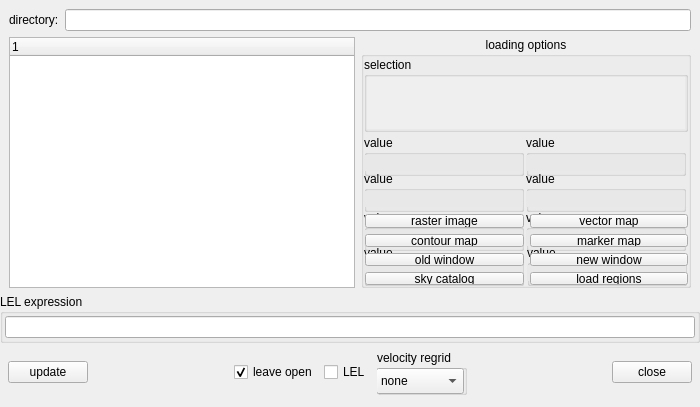
Old version of the form code/display/QtViewer/QtDataManager.ui in the repository radio-astro/casa.
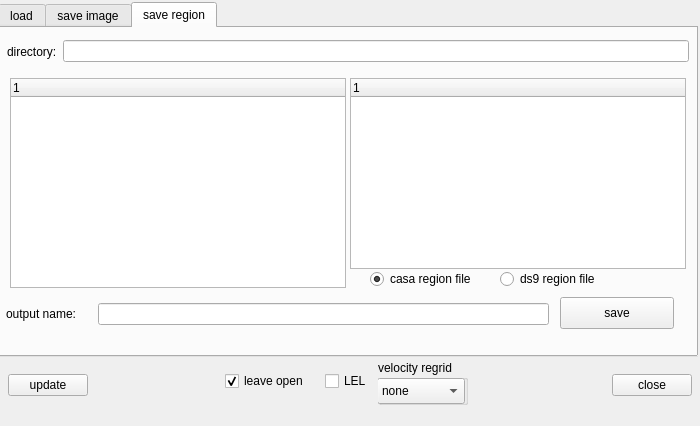
New version of the form. The open tabs and pages were chosen to show the change. Custom widgets are drawn as their Qt base class.

Commit message:
New Development: no             JIRA Issue: no       Ready to Release: yes      Interface Changes: none What Interface Changed: none          Test Programs: none   Put in Release Notes: no
           Description: rework of Data Manager to allow saving as well as loading...

The edit to the form file:
```diff
--- a/code/display/QtViewer/QtDataManager.ui
+++ b/code/display/QtViewer/QtDataManager.ui
@@ -8,7 +8,7 @@
     <x>0</x>
     <y>0</y>
     <width>700</width>
-    <height>407</height>
+    <height>426</height>
    </rect>
   </property>
   <property name="maximumSize">
@@ -20,19 +20,192 @@
   <property name="windowTitle">
    <string>Load Data -- Viewer</string>
   </property>
-  <layout class="QVBoxLayout">
-   <property name="margin">
+  <widget class="QWidget" name="bottomWidget_" native="true">
+   <property name="geometry">
+    <rect>
+     <x>0</x>
+     <y>359</y>
+     <width>700</width>
+     <height>64</height>
+    </rect>
+   </property>
+   <layout class="QHBoxLayout" name="_6">
+    <property name="leftMargin">
+     <number>8</number>
+    </property>
+    <property name="topMargin">
     <number>0</number>
    </property>
+    <property name="rightMargin">
+     <number>8</number>
+    </property>
+    <property name="bottomMargin">
+     <number>12</number>
+    </property>
    <item>
-    <widget class="QFrame" name="topFrame_">
+     <widget class="QPushButton" name="updateButton_">
+      <property name="text">
+       <string>update</string>
+      </property>
+     </widget>
+    </item>
+    <item>
+     <spacer>
+      <property name="orientation">
+       <enum>Qt::Horizontal</enum>
+      </property>
+      <property name="sizeHint" stdset="0">
+       <size>
+        <width>16</width>
+        <height>31</height>
+       </size>
+      </property>
+     </spacer>
+    </item>
+    <item>
+     <widget class="QWidget" name="universal_options" native="true">
+      <layout class="QHBoxLayout" name="leave_open_layout">
+       <property name="leftMargin">
+        <number>1</number>
+       </property>
+       <property name="topMargin">
+        <number>1</number>
+       </property>
+       <item>
+        <widget class="QCheckBox" name="leaveOpen_">
+         <property name="text">
+          <string>leave open</string>
+         </property>
+         <property name="checked">
+          <bool>true</bool>
+         </property>
+        </widget>
+       </item>
+      </layout>
+     </widget>
+    </item>
+    <item>
+     <widget class="QWidget" name="save_options" native="true">
+      <layout class="QHBoxLayout" name="open_options_layout">
+       <property name="leftMargin">
+        <number>1</number>
+       </property>
+       <property name="topMargin">
+        <number>1</number>
+       </property>
+       <item>
+        <widget class="QCheckBox" name="showLEL_">
+         <property name="text">
+          <string>LEL</string>
+         </property>
+        </widget>
+       </item>
+       <item>
+        <widget class="QGroupBox" name="regrid">
+         <property name="minimumSize">
+          <size>
+           <width>90</width>
+           <height>45</height>
+          </size>
+         </property>
+         <property name="toolTip">
+          <string>regrid velocity axis...</string>
+         </property>
+         <property name="title">
+          <string>velocity regrid</string>
+         </property>
+         <property name="flat">
+          <bool>true</bool>
+         </property>
+         <widget class="QComboBox" name="regrid_method">
+          <property name="geometry">
+           <rect>
+            <x>-1</x>
+            <y>18</y>
+            <width>88</width>
+            <height>26</height>
+           </rect>
+          </property>
+          <item>
+           <property name="text">
+            <string>none</string>
+           </property>
+          </item>
+          <item>
+           <property name="text">
+            <string>bilinear</string>
+           </property>
+          </item>
+          <item>
+           <property name="text">
+            <string>nearest</string>
+           </property>
+          </item>
+          <item>
+           <property name="text">
+            <string>bicubic</string>
+           </property>
+          </item>
+         </widget>
+        </widget>
+       </item>
+      </layout>
+     </widget>
+    </item>
+    <item>
+     <spacer>
+      <property name="orientation">
+       <enum>Qt::Horizontal</enum>
+      </property>
+      <property name="sizeHint" stdset="0">
+       <size>
+        <width>40</width>
+        <height>20</height>
+       </size>
+      </property>
+     </spacer>
+    </item>
+    <item>
+     <widget class="QPushButton" name="cancelButton_">
+      <property name="text">
+       <string>close</string>
+      </property>
+     </widget>
+    </item>
+   </layout>
+  </widget>
+  <widget class="QTabWidget" name="tabs">
+   <property name="geometry">
+    <rect>
+     <x>-2</x>
+     <y>2</y>
+     <width>700</width>
+     <height>355</height>
+    </rect>
+   </property>
+   <property name="currentIndex">
+    <number>0</number>
+   </property>
+   <widget class="QWidget" name="tab_2">
+    <attribute name="title">
+     <string>load</string>
+    </attribute>
+    <widget class="QFrame" name="load_top_frame_">
+     <property name="geometry">
+      <rect>
+       <x>-2</x>
+       <y>2</y>
+       <width>700</width>
+       <height>34</height>
+      </rect>
+     </property>
      <property name="frameShape">
       <enum>QFrame::NoFrame</enum>
      </property>
      <property name="frameShadow">
       <enum>QFrame::Raised</enum>
      </property>
-     <layout class="QHBoxLayout">
+     <layout class="QHBoxLayout" name="_3">
       <property name="bottomMargin">
        <number>0</number>
       </property>
@@ -44,34 +217,19 @@
        </widget>
       </item>
       <item>
-       <widget class="QLineEdit" name="dirLineEdit_"/>
+       <widget class="QLineEdit" name="load_directory"/>
       </item>
      </layout>
     </widget>
-   </item>
-   <item>
-    <widget class="QFrame" name="midFrame_">
-     <property name="sizePolicy">
-      <sizepolicy hsizetype="Expanding" vsizetype="Expanding">
-       <horstretch>0</horstretch>
-       <verstretch>2</verstretch>
-      </sizepolicy>
+    <widget class="QTreeWidget" name="load_tree_widget_">
+     <property name="geometry">
+      <rect>
+       <x>9</x>
+       <y>52</y>
+       <width>336</width>
+       <height>210</height>
+      </rect>
      </property>
-     <property name="frameShape">
-      <enum>QFrame::NoFrame</enum>
-     </property>
-     <property name="frameShadow">
-      <enum>QFrame::Raised</enum>
-     </property>
-     <layout class="QHBoxLayout">
-      <property name="topMargin">
-       <number>0</number>
-      </property>
-      <property name="bottomMargin">
-       <number>0</number>
-      </property>
-      <item>
-       <widget class="QTreeWidget" name="treeWidget_">
         <property name="minimumSize">
          <size>
           <width>260</width>
@@ -87,9 +245,15 @@
          </property>
         </column>
        </widget>
-      </item>
-      <item>
        <widget class="QGroupBox" name="displayGroupBox_">
+     <property name="geometry">
+      <rect>
+       <x>354</x>
+       <y>39</y>
+       <width>330</width>
+       <height>226</height>
+      </rect>
+     </property>
         <property name="sizePolicy">
          <sizepolicy hsizetype="Fixed" vsizetype="Expanding">
           <horstretch>0</horstretch>
@@ -108,7 +272,7 @@
         <property name="alignment">
          <set>Qt::AlignHCenter</set>
         </property>
-        <layout class="QVBoxLayout">
+     <layout class="QVBoxLayout" name="_5">
          <property name="margin">
           <number>0</number>
          </property>
@@ -163,7 +327,7 @@
           </widget>
          </item>
          <item>
-          <widget class="QFrame" name="info_box">
+       <widget class="QFrame" name="load_info_box">
            <property name="minimumSize">
             <size>
              <width>0</width>
@@ -952,12 +1116,15 @@
          </item>
         </layout>
        </widget>
-      </item>
-     </layout>
-    </widget>
-   </item>
-   <item>
     <widget class="QGroupBox" name="lelGB_">
+     <property name="geometry">
+      <rect>
+       <x>-3</x>
+       <y>268</y>
+       <width>700</width>
+       <height>51</height>
+      </rect>
+     </property>
      <property name="title">
       <string>LEL expression</string>
      </property>
@@ -967,7 +1134,7 @@
      <property name="checkable">
       <bool>false</bool>
      </property>
-     <layout class="QVBoxLayout">
+     <layout class="QVBoxLayout" name="_2">
       <property name="margin">
        <number>2</number>
       </property>
@@ -976,148 +1143,420 @@
       </item>
      </layout>
     </widget>
-   </item>
-   <item>
-    <widget class="QFrame" name="bottomFrame_">
+   </widget>
+   <widget class="QWidget" name="tab">
+    <attribute name="title">
+     <string>save image</string>
+    </attribute>
+    <widget class="QFrame" name="image_top_frame">
+     <property name="geometry">
+      <rect>
+       <x>-2</x>
+       <y>2</y>
+       <width>700</width>
+       <height>34</height>
+      </rect>
+     </property>
      <property name="frameShape">
       <enum>QFrame::NoFrame</enum>
      </property>
      <property name="frameShadow">
       <enum>QFrame::Raised</enum>
      </property>
-     <layout class="QHBoxLayout">
-      <property name="leftMargin">
-       <number>8</number>
-      </property>
-      <property name="topMargin">
+     <layout class="QHBoxLayout" name="_12">
+      <property name="bottomMargin">
        <number>0</number>
       </property>
-      <property name="rightMargin">
-       <number>8</number>
-      </property>
-      <property name="bottomMargin">
-       <number>12</number>
-      </property>
       <item>
-       <widget class="QPushButton" name="updateButton_">
+       <widget class="QLabel" name="dirLabel_2">
         <property name="text">
-         <string>update</string>
+         <string>directory:</string>
         </property>
        </widget>
       </item>
       <item>
-       <spacer>
-        <property name="orientation">
-         <enum>Qt::Horizontal</enum>
-        </property>
-        <property name="sizeHint" stdset="0">
+       <widget class="QLineEdit" name="image_directory"/>
+      </item>
+     </layout>
+    </widget>
+    <widget class="QLabel" name="img_output_error">
+     <property name="geometry">
+      <rect>
+       <x>95</x>
+       <y>300</y>
+       <width>603</width>
+       <height>22</height>
+      </rect>
+     </property>
+     <property name="styleSheet">
+      <string notr="true">color : rgb(255, 0, 12)</string>
+     </property>
+     <property name="text">
+      <string/>
+     </property>
+     <property name="textFormat">
+      <enum>Qt::PlainText</enum>
+     </property>
+    </widget>
+    <widget class="QTreeWidget" name="image_file_list_">
+     <property name="geometry">
+      <rect>
+       <x>350</x>
+       <y>50</y>
+       <width>336</width>
+       <height>191</height>
+      </rect>
+     </property>
+     <property name="minimumSize">
          <size>
-          <width>16</width>
-          <height>31</height>
-         </size>
-        </property>
-       </spacer>
-      </item>
-      <item>
-       <layout class="QHBoxLayout" name="options_layout">
-        <property name="leftMargin">
-         <number>1</number>
-        </property>
-        <property name="topMargin">
-         <number>1</number>
-        </property>
-        <item>
-         <widget class="QCheckBox" name="leaveOpen_">
+       <width>260</width>
+       <height>140</height>
+      </size>
+     </property>
+     <property name="indentation">
+      <number>16</number>
+     </property>
+     <column>
+      <property name="text">
+       <string>1</string>
+      </property>
+     </column>
+    </widget>
+    <widget class="QTreeWidget" name="image_data_list_">
+     <property name="geometry">
+      <rect>
+       <x>10</x>
+       <y>50</y>
+       <width>336</width>
+       <height>210</height>
+      </rect>
+     </property>
+     <property name="minimumSize">
+      <size>
+       <width>260</width>
+       <height>140</height>
+      </size>
+     </property>
+     <property name="indentation">
+      <number>16</number>
+     </property>
+     <column>
           <property name="text">
-           <string>leave open</string>
-          </property>
+       <string>1</string>
+      </property>
+     </column>
+    </widget>
+    <widget class="QFrame" name="frame">
+     <property name="geometry">
+      <rect>
+       <x>350</x>
+       <y>240</y>
+       <width>324</width>
+       <height>24</height>
+      </rect>
+     </property>
+     <property name="minimumSize">
+      <size>
+       <width>0</width>
+       <height>24</height>
+      </size>
+     </property>
+     <property name="frameShape">
+      <enum>QFrame::NoFrame</enum>
+     </property>
+     <property name="frameShadow">
+      <enum>QFrame::Raised</enum>
+     </property>
+     <widget class="QRadioButton" name="save_casa_img">
+      <property name="geometry">
+       <rect>
+        <x>20</x>
+        <y>1</y>
+        <width>102</width>
+        <height>20</height>
+       </rect>
+      </property>
+      <property name="text">
+       <string>casa image</string>
+      </property>
           <property name="checked">
            <bool>true</bool>
           </property>
          </widget>
-        </item>
+     <widget class="QRadioButton" name="save_fits_img">
+      <property name="geometry">
+       <rect>
+        <x>150</x>
+        <y>1</y>
+        <width>102</width>
+        <height>20</height>
+       </rect>
+      </property>
+      <property name="text">
+       <string>fits image</string>
+      </property>
+     </widget>
+    </widget>
+    <widget class="QFrame" name="frame_3">
+     <property name="geometry">
+      <rect>
+       <x>0</x>
+       <y>265</y>
+       <width>691</width>
+       <height>41</height>
+      </rect>
+     </property>
+     <property name="frameShape">
+      <enum>QFrame::NoFrame</enum>
+     </property>
+     <property name="frameShadow">
+      <enum>QFrame::Raised</enum>
+     </property>
+     <widget class="QLabel" name="img_output_label">
+      <property name="geometry">
+       <rect>
+        <x>6</x>
+        <y>10</y>
+        <width>91</width>
+        <height>22</height>
+       </rect>
+      </property>
+      <property name="text">
+       <string>output name:</string>
+      </property>
+     </widget>
+     <widget class="QLineEdit" name="img_output_name">
+      <property name="geometry">
+       <rect>
+        <x>98</x>
+        <y>10</y>
+        <width>451</width>
+        <height>22</height>
+       </rect>
+      </property>
+     </widget>
+     <widget class="QPushButton" name="img_do_save">
+      <property name="geometry">
+       <rect>
+        <x>560</x>
+        <y>4</y>
+        <width>114</width>
+        <height>32</height>
+       </rect>
+      </property>
+      <property name="text">
+       <string>save</string>
+      </property>
+     </widget>
+    </widget>
+   </widget>
+   <widget class="QWidget" name="save_regions">
+    <attribute name="title">
+     <string>save region</string>
+    </attribute>
+    <widget class="QFrame" name="region_top_frame">
+     <property name="geometry">
+      <rect>
+       <x>-2</x>
+       <y>2</y>
+       <width>700</width>
+       <height>34</height>
+      </rect>
+     </property>
+     <property name="frameShape">
+      <enum>QFrame::NoFrame</enum>
+     </property>
+     <property name="frameShadow">
+      <enum>QFrame::Raised</enum>
+     </property>
+     <layout class="QHBoxLayout" name="_13">
+      <property name="bottomMargin">
+       <number>0</number>
+      </property>
         <item>
-         <widget class="QCheckBox" name="showLEL_">
+       <widget class="QLabel" name="dirLabel_3">
           <property name="text">
-           <string>LEL</string>
+         <string>directory:</string>
           </property>
          </widget>
         </item>
         <item>
-         <widget class="QGroupBox" name="regrid">
+       <widget class="QLineEdit" name="region_directory"/>
+      </item>
+     </layout>
+    </widget>
+    <widget class="QTreeWidget" name="region_data_list">
+     <property name="geometry">
+      <rect>
+       <x>10</x>
+       <y>50</y>
+       <width>336</width>
+       <height>210</height>
+      </rect>
+     </property>
           <property name="minimumSize">
            <size>
-            <width>90</width>
-            <height>45</height>
-           </size>
-          </property>
-          <property name="toolTip">
-           <string>regrid velocity axis...</string>
-          </property>
-          <property name="title">
-           <string>velocity regrid</string>
-          </property>
-          <property name="flat">
-           <bool>true</bool>
-          </property>
-          <widget class="QComboBox" name="regrid_method">
+       <width>260</width>
+       <height>140</height>
+      </size>
+     </property>
+     <property name="indentation">
+      <number>16</number>
+     </property>
+     <column>
+      <property name="text">
+       <string>1</string>
+      </property>
+     </column>
+    </widget>
+    <widget class="QTreeWidget" name="region_file_list">
+     <property name="geometry">
+      <rect>
+       <x>350</x>
+       <y>50</y>
+       <width>336</width>
+       <height>191</height>
+      </rect>
+     </property>
+     <property name="minimumSize">
+      <size>
+       <width>260</width>
+       <height>140</height>
+      </size>
+     </property>
+     <property name="indentation">
+      <number>16</number>
+     </property>
+     <column>
+      <property name="text">
+       <string>1</string>
+      </property>
+     </column>
+    </widget>
+    <widget class="QFrame" name="frame_2">
            <property name="geometry">
             <rect>
-             <x>-1</x>
-             <y>18</y>
-             <width>88</width>
-             <height>26</height>
-            </rect>
-           </property>
-           <item>
+       <x>350</x>
+       <y>240</y>
+       <width>324</width>
+       <height>24</height>
+      </rect>
+     </property>
+     <property name="minimumSize">
+      <size>
+       <width>0</width>
+       <height>24</height>
+      </size>
+     </property>
+     <property name="frameShape">
+      <enum>QFrame::NoFrame</enum>
+     </property>
+     <property name="frameShadow">
+      <enum>QFrame::Raised</enum>
+     </property>
+     <widget class="QRadioButton" name="save_casa_region">
+      <property name="geometry">
+       <rect>
+        <x>20</x>
+        <y>1</y>
+        <width>120</width>
+        <height>20</height>
+       </rect>
+      </property>
             <property name="text">
-             <string>none</string>
-            </property>
-           </item>
-           <item>
+       <string>casa region file</string>
+      </property>
+      <property name="checked">
+       <bool>true</bool>
+      </property>
+     </widget>
+     <widget class="QRadioButton" name="save_ds9_region">
+      <property name="geometry">
+       <rect>
+        <x>150</x>
+        <y>1</y>
+        <width>115</width>
+        <height>20</height>
+       </rect>
+      </property>
             <property name="text">
-             <string>bilinear</string>
-            </property>
-           </item>
-           <item>
+       <string>ds9 region file</string>
+      </property>
+     </widget>
+    </widget>
+    <widget class="QFrame" name="frame_4">
+     <property name="geometry">
+      <rect>
+       <x>0</x>
+       <y>265</y>
+       <width>691</width>
+       <height>41</height>
+      </rect>
+     </property>
+     <property name="frameShape">
+      <enum>QFrame::NoFrame</enum>
+     </property>
+     <property name="frameShadow">
+      <enum>QFrame::Raised</enum>
+     </property>
+     <widget class="QLabel" name="region_output_label">
+      <property name="geometry">
+       <rect>
+        <x>6</x>
+        <y>10</y>
+        <width>91</width>
+        <height>22</height>
+       </rect>
+      </property>
             <property name="text">
-             <string>nearest</string>
-            </property>
-           </item>
-           <item>
+       <string>output name:</string>
+      </property>
+     </widget>
+     <widget class="QLineEdit" name="region_output_name">
+      <property name="geometry">
+       <rect>
+        <x>98</x>
+        <y>10</y>
+        <width>451</width>
+        <height>22</height>
+       </rect>
+      </property>
+     </widget>
+     <widget class="QPushButton" name="region_do_save">
+      <property name="geometry">
+       <rect>
+        <x>560</x>
+        <y>4</y>
+        <width>114</width>
+        <height>32</height>
+       </rect>
+      </property>
             <property name="text">
-             <string>bicubic</string>
-            </property>
-           </item>
-          </widget>
-         </widget>
-        </item>
-       </layout>
-      </item>
-      <item>
-       <spacer>
-        <property name="orientation">
-         <enum>Qt::Horizontal</enum>
-        </property>
-        <property name="sizeHint" stdset="0">
-         <size>
-          <width>40</width>
-          <height>20</height>
-         </size>
-        </property>
-       </spacer>
-      </item>
-      <item>
-       <widget class="QPushButton" name="cancelButton_">
+       <string>save</string>
+      </property>
+     </widget>
+    </widget>
+    <widget class="QLabel" name="region_output_error">
+     <property name="geometry">
+      <rect>
+       <x>95</x>
+       <y>300</y>
+       <width>603</width>
+       <height>22</height>
+      </rect>
+     </property>
+     <property name="styleSheet">
+      <string notr="true">color : rgb(255, 0, 12)</string>
+     </property>
         <property name="text">
-         <string>close</string>
-        </property>
-       </widget>
-      </item>
-     </layout>
-    </widget>
-   </item>
-  </layout>
+      <string/>
+     </property>
+     <property name="textFormat">
+      <enum>Qt::PlainText</enum>
+     </property>
+    </widget>
+   </widget>
+  </widget>
  </widget>
  <customwidgets>
   <customwidget>
```
Left out of the diff: 90 changed lines with no effect on the pictures. Lines whose indentation alone changed are shown as unchanged. The commit also changes 12 other files.
